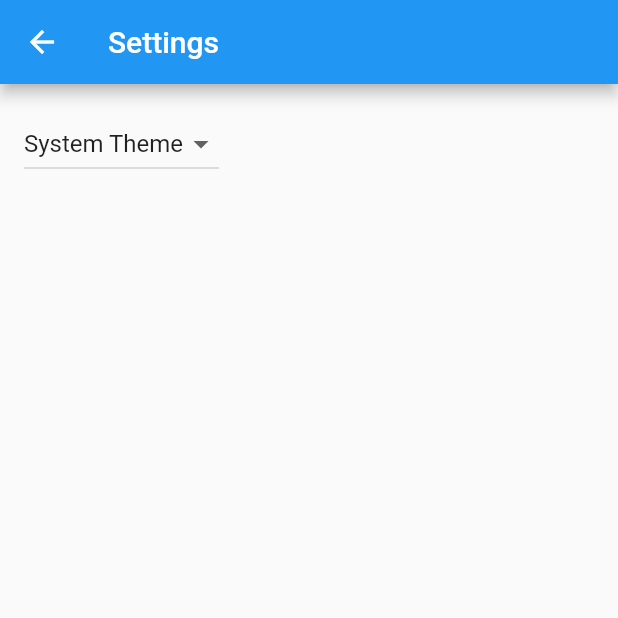
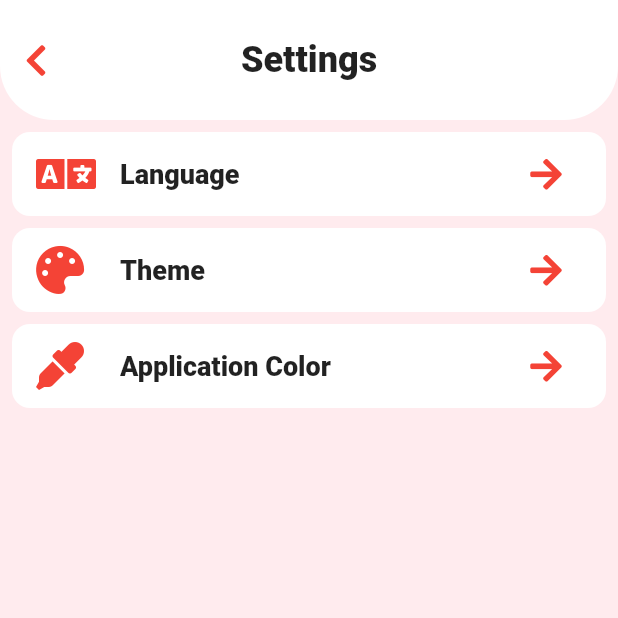
Before and after one commit to AlokMishra01/news_app, a Flutter app: the screen it shows after launch, after a tap on an icon or button, on a phone screen of 412 x 824 dp, the top half of it. Run offline on Flutter 3.47's test engine with Material 2 defaults, Android fonts, the phone set to English and light mode, and no system bars; our stand-ins replace font_awesome_flutter, google_fonts; generated files the repository leaves out were written again; network calls fail.

Commit message:
9/15/2021

```diff
--- a/lib/src/app.dart
+++ b/lib/src/app.dart
@@ -5,9 +5,9 @@ import 'package:flutter_localizations/flutter_localizations.dart';
 import 'package:google_fonts/google_fonts.dart';
 
 import 'settings/settings_controller.dart';
-import 'settings/settings_view.dart';
 import 'views/news_detail_view.dart';
 import 'views/news_list_view.dart';
+import 'views/settings_view.dart';
 
 /// The Widget that configures your application.
 class MyApp extends StatelessWidget {
@@ -51,8 +51,10 @@ class MyApp extends StatelessWidget {
             GlobalCupertinoLocalizations.delegate,
           ],
           supportedLocales: const [
-            Locale('en', ''), // English, no country code
+            Locale('en', ''),
+            Locale('ne', ''),
           ],
+          locale: settingsController.locale,
 
           // Use AppLocalizations to configure the correct application title
           // depending on the user's locale.
@@ -89,7 +91,6 @@ class MyApp extends StatelessWidget {
                   case NewsDetailView.newsDetailRoute:
                     return const NewsDetailView();
                   case NewsListView.newsListRoute:
-                    return const NewsListView();
                   default:
                     return const NewsListView();
                 }
--- a/lib/src/sample_feature/sample_item_list_view.dart
+++ b/lib/src/sample_feature/sample_item_list_view.dart
@@ -1,6 +1,6 @@
 import 'package:flutter/material.dart';
 
-import '../settings/settings_view.dart';
+import '../views/settings_view.dart';
 import 'sample_item.dart';
 import 'sample_item_details_view.dart';
 
--- a/lib/src/settings/settings_controller.dart
+++ b/lib/src/settings/settings_controller.dart
@@ -17,15 +17,18 @@ class SettingsController with ChangeNotifier {
   // Make ThemeMode a private variable so it is not updated directly without
   // also persisting the changes with the SettingsService.
   late ThemeMode _themeMode;
+  late Locale _locale;
 
   // Allow Widgets to read the user's preferred ThemeMode.
   ThemeMode get themeMode => _themeMode;
+  Locale get locale => _locale;
 
   /// Load the user's settings from the SettingsService. It may load from a
   /// local database or the internet. The controller only knows it can load the
   /// settings from the service.
   Future<void> loadSettings() async {
     _themeMode = await _settingsService.themeMode();
+    _locale = await _settingsService.appLocale();
 
     // Important! Inform listeners a change has occurred.
     notifyListeners();
@@ -48,4 +51,13 @@ class SettingsController with ChangeNotifier {
     // SettingService.
     await _settingsService.updateThemeMode(newThemeMode);
   }
+
+  updateLocale(Locale? locale) {
+    if (locale == null) {
+      return;
+    } else {
+      _locale = locale;
+      notifyListeners();
+    }
+  }
 }
--- a/lib/src/settings/settings_service.dart
+++ b/lib/src/settings/settings_service.dart
@@ -14,4 +14,6 @@ class SettingsService {
     // Use the shared_preferences package to persist settings locally or the
     // http package to persist settings over the network.
   }
+
+  Future<Locale> appLocale() async => const Locale('en', '');
 }
--- a/lib/src/settings/settings_view.dart
+++ /dev/null
@@ -1,51 +0,0 @@
-import 'package:flutter/material.dart';
-
-import 'settings_controller.dart';
-
-/// Displays the various settings that can be customized by the user.
-///
-/// When a user changes a setting, the SettingsController is updated and
-/// Widgets that listen to the SettingsController are rebuilt.
-class SettingsView extends StatelessWidget {
-  const SettingsView({Key? key, required this.controller}) : super(key: key);
-
-  static const settingPageRoute = '/settings';
-
-  final SettingsController controller;
-
-  @override
-  Widget build(BuildContext context) {
-    return Scaffold(
-      appBar: AppBar(
-        title: const Text('Settings'),
-      ),
-      body: Padding(
-        padding: const EdgeInsets.all(16),
-        // Glue the SettingsController to the theme selection DropdownButton.
-        //
-        // When a user selects a theme from the dropdown list, the
-        // SettingsController is updated, which rebuilds the MaterialApp.
-        child: DropdownButton<ThemeMode>(
-          // Read the selected themeMode from the controller
-          value: controller.themeMode,
-          // Call the updateThemeMode method any time the user selects a theme.
-          onChanged: controller.updateThemeMode,
-          items: const [
-            DropdownMenuItem(
-              value: ThemeMode.system,
-              child: Text('System Theme'),
-            ),
-            DropdownMenuItem(
-              value: ThemeMode.light,
-              child: Text('Light Theme'),
-            ),
-            DropdownMenuItem(
-              value: ThemeMode.dark,
-              child: Text('Dark Theme'),
-            )
-          ],
-        ),
-      ),
-    );
-  }
-}
--- a/lib/src/views/news_list_view.dart
+++ b/lib/src/views/news_list_view.dart
@@ -1,5 +1,6 @@
 import 'package:flutter/cupertino.dart';
 import 'package:flutter/material.dart';
+import 'package:flutter_gen/gen_l10n/app_localizations.dart';
 
 import '../widget/news_list_app_bar.dart';
 import 'news_list_body.dart';
@@ -22,43 +23,43 @@ class _NewsListViewState extends State<NewsListView> {
       body: DefaultTabController(
         length: 6,
         child: Column(
-          children: const [
+          children: [
             ClipRRect(
-              borderRadius: BorderRadius.vertical(
+              borderRadius: const BorderRadius.vertical(
                 bottom: Radius.circular(36.0),
               ),
               child: Material(
                 color: Colors.white,
-                borderRadius: BorderRadius.vertical(
+                borderRadius: const BorderRadius.vertical(
                   bottom: Radius.circular(36.0),
                 ),
                 child: Padding(
-                  padding: EdgeInsets.symmetric(horizontal: 16.0),
+                  padding: const EdgeInsets.symmetric(horizontal: 16.0),
                   child: TabBar(
-                    physics: BouncingScrollPhysics(),
+                    physics: const BouncingScrollPhysics(),
                     indicatorColor: Colors.red,
                     isScrollable: true,
                     labelColor: Colors.black87,
                     unselectedLabelColor: Colors.black38,
                     indicatorSize: TabBarIndicatorSize.label,
                     indicatorWeight: 6.0,
-                    labelStyle: TextStyle(
+                    labelStyle: const TextStyle(
                       fontSize: 20.0,
                       fontWeight: FontWeight.bold,
                     ),
                     tabs: [
-                      Tab(text: 'All'),
-                      Tab(text: 'Political'),
-                      Tab(text: 'Business'),
-                      Tab(text: 'Health'),
-                      Tab(text: 'Sports'),
-                      Tab(text: 'Others'),
+                      Tab(text: AppLocalizations.of(context)!.all),
+                      Tab(text: AppLocalizations.of(context)!.political),
+                      Tab(text: AppLocalizations.of(context)!.business),
+                      Tab(text: AppLocalizations.of(context)!.health),
+                      Tab(text: AppLocalizations.of(context)!.sports),
+                      Tab(text: AppLocalizations.of(context)!.others),
                     ],
                   ),
                 ),
               ),
             ),
-            Expanded(
+            const Expanded(
               child: TabBarView(
                 physics: BouncingScrollPhysics(),
                 children: [
--- /dev/null
+++ b/lib/src/views/settings_view.dart
@@ -0,0 +1,274 @@
+import 'package:flutter/material.dart';
+import 'package:flutter_gen/gen_l10n/app_localizations.dart';
+import 'package:font_awesome_flutter/font_awesome_flutter.dart';
+import 'package:news_app/src/widget/setting_view_app_bar.dart';
+
+import '../settings/settings_controller.dart';
+
+/// Displays the various settings that can be customized by the user.
+///
+/// When a user changes a setting, the SettingsController is updated and
+/// Widgets that listen to the SettingsController are rebuilt.
+class SettingsView extends StatelessWidget {
+  const SettingsView({Key? key, required this.controller}) : super(key: key);
+
+  static const settingPageRoute = '/settings';
+
+  final SettingsController controller;
+
+  @override
+  Widget build(BuildContext context) {
+    return Scaffold(
+      backgroundColor: Colors.red.shade50,
+      appBar: buildSettingViewAppBar(
+        context: context,
+      ),
+      body: ListView(
+        physics: const BouncingScrollPhysics(),
+        padding: const EdgeInsets.only(
+          top: 8.0,
+          right: 8.0,
+          left: 8.0,
+          bottom: 80.0,
+        ),
+        children: [
+          Material(
+            shape: RoundedRectangleBorder(
+              borderRadius: BorderRadius.circular(12.0),
+            ),
+            color: Colors.white,
+            child: ListTile(
+              leading: const FaIcon(
+                FontAwesomeIcons.language,
+                color: Colors.red,
+                size: 32.0,
+              ),
+              title: Text(
+                AppLocalizations.of(context)!.language,
+                style: const TextStyle(
+                  color: Colors.black87,
+                  fontSize: 18.0,
+                  fontWeight: FontWeight.w900,
+                ),
+              ),
+              trailing: IconButton(
+                onPressed: () {
+                  showModalBottomSheet(
+                    context: context,
+                    shape: const RoundedRectangleBorder(
+                      borderRadius: BorderRadius.vertical(
+                        top: Radius.circular(32.0),
+                      ),
+                    ),
+                    builder: (cxt) {
+                      return Container(
+                        padding: const EdgeInsets.all(16.0),
+                        child: Column(
+                          mainAxisSize: MainAxisSize.min,
+                          children: [
+                            CheckboxListTile(
+                              title: Text(
+                                AppLocalizations.of(context)!.english,
+                                style: const TextStyle(
+                                  color: Colors.black87,
+                                  fontSize: 18.0,
+                                  fontWeight: FontWeight.w900,
+                                ),
+                              ),
+                              activeColor: Colors.red,
+                              value:
+                                  const Locale('en', '') == controller.locale,
+                              onChanged: (value) {
+                                bool b = value ?? false;
+                                if (b) {
+                                  controller.updateLocale(
+                                    const Locale('en', ''),
+                                  );
+                                }
+                                Navigator.maybePop(context);
+                              },
+                            ),
+                            CheckboxListTile(
+                              title: Text(
+                                AppLocalizations.of(context)!.nepali,
+                                style: const TextStyle(
+                                  color: Colors.black87,
+                                  fontSize: 18.0,
+                                  fontWeight: FontWeight.w900,
+                                ),
+                              ),
+                              activeColor: Colors.red,
+                              value:
+                                  const Locale('ne', '') == controller.locale,
+                              onChanged: (value) {
+                                bool b = value ?? false;
+                                if (b) {
+                                  controller.updateLocale(
+                                    const Locale('ne', ''),
+                                  );
+                                }
+                                Navigator.maybePop(context);
+                              },
+                            ),
+                          ],
+                        ),
+                      );
+                    },
+                  );
+                },
+                icon: const FaIcon(
+                  FontAwesomeIcons.arrowRight,
+                  color: Colors.red,
+                ),
+              ),
+            ),
+          ),
+          const SizedBox(height: 8.0),
+          Material(
+            shape: RoundedRectangleBorder(
+              borderRadius: BorderRadius.circular(12.0),
+            ),
+            color: Colors.white,
+            child: ListTile(
+              leading: const FaIcon(
+                FontAwesomeIcons.palette,
+                color: Colors.red,
+                size: 32.0,
+              ),
+              title: Text(
+                AppLocalizations.of(context)!.theme,
+                style: const TextStyle(
+                  color: Colors.black87,
+                  fontSize: 18.0,
+                  fontWeight: FontWeight.w900,
+                ),
+              ),
+              trailing: IconButton(
+                onPressed: () {
+                  showModalBottomSheet(
+                    context: context,
+                    shape: const RoundedRectangleBorder(
+                      borderRadius: BorderRadius.vertical(
+                        top: Radius.circular(32.0),
+                      ),
+                    ),
+                    builder: (cxt) {
+                      return Container(
+                        padding: const EdgeInsets.all(16.0),
+                        child: Column(
+                          mainAxisSize: MainAxisSize.min,
+                          children: [
+                            CheckboxListTile(
+                              title: Text(
+                                AppLocalizations.of(context)!.system,
+                                style: const TextStyle(
+                                  color: Colors.black87,
+                                  fontSize: 18.0,
+                                  fontWeight: FontWeight.w900,
+                                ),
+                              ),
+                              activeColor: Colors.red,
+                              value: ThemeMode.system == controller.themeMode,
+                              onChanged: (value) {
+                                bool b = value ?? false;
+                                if (b) {
+                                  controller.updateThemeMode(ThemeMode.system);
+                                }
+                                Navigator.maybePop(context);
+                              },
+                            ),
+                            CheckboxListTile(
+                              title: Text(
+                                AppLocalizations.of(context)!.light,
+                                style: const TextStyle(
+                                  color: Colors.black87,
+                                  fontSize: 18.0,
+                                  fontWeight: FontWeight.w900,
+                                ),
+                              ),
+                              activeColor: Colors.red,
+                              value: ThemeMode.light == controller.themeMode,
+                              onChanged: (value) {
+                                bool b = value ?? false;
+                                if (b) {
+                                  controller.updateThemeMode(ThemeMode.light);
+                                }
+                                Navigator.maybePop(context);
+                              },
+                            ),
+                            CheckboxListTile(
+                              title: Text(
+                                AppLocalizations.of(context)!.dark,
+                                style: const TextStyle(
+                                  color: Colors.black87,
+                                  fontSize: 18.0,
+                                  fontWeight: FontWeight.w900,
+                                ),
+                              ),
+                              activeColor: Colors.red,
+                              value: ThemeMode.dark == controller.themeMode,
+                              onChanged: (value) {
+                                bool b = value ?? false;
+                                if (b) {
+                                  controller.updateThemeMode(ThemeMode.dark);
+                                }
+                                Navigator.maybePop(context);
+                              },
+                            ),
+                          ],
+                        ),
+                      );
+                    },
+                  );
+                },
+                icon: const FaIcon(
+                  FontAwesomeIcons.arrowRight,
+                  color: Colors.red,
+                ),
+              ),
+            ),
+          ),
+          const SizedBox(height: 8.0),
+          Material(
+            shape: RoundedRectangleBorder(
+              borderRadius: BorderRadius.circular(12.0),
+            ),
+            color: Colors.white,
+            child: ListTile(
+              leading: const FaIcon(
+                FontAwesomeIcons.eyeDropper,
+                color: Colors.red,
+                size: 32.0,
+              ),
+              title: Text(
+                AppLocalizations.of(context)!.appColor,
+                style: const TextStyle(
+                  color: Colors.black87,
+                  fontSize: 18.0,
+                  fontWeight: FontWeight.w900,
+                ),
+              ),
+              trailing: IconButton(
+                onPressed: () {},
+                icon: const FaIcon(
+                  FontAwesomeIcons.arrowRight,
+                  color: Colors.red,
+                ),
+              ),
+            ),
+          ),
+          // Padding(
+          //   padding: const EdgeInsets.all(8.0),
+          //   child: Text(
+          //     AppLocalizations.of(context)!.newsCount(0),
+          //     textAlign: TextAlign.center,
+          //     style: TextStyle(
+          //       fontSize: 24.0,
+          //     ),
+          //   ),
+          // ),
+        ],
+      ),
+    );
+  }
+}
--- a/lib/src/widget/news_list_app_bar.dart
+++ b/lib/src/widget/news_list_app_bar.dart
@@ -1,7 +1,7 @@
 import 'package:flutter/material.dart';
 import 'package:font_awesome_flutter/font_awesome_flutter.dart';
 
-import '../settings/settings_view.dart';
+import '../views/settings_view.dart';
 
 PreferredSizeWidget buildNewsListAppBar({required BuildContext context}) {
   return PreferredSize(
--- a/lib/src/widget/news_list_item.dart
+++ b/lib/src/widget/news_list_item.dart
@@ -1,4 +1,5 @@
 import 'package:flutter/material.dart';
+import 'package:flutter_gen/gen_l10n/app_localizations.dart';
 import 'package:font_awesome_flutter/font_awesome_flutter.dart';
 import 'package:news_app/src/views/news_detail_view.dart';
 
@@ -36,16 +37,16 @@ class NewsListItem extends StatelessWidget {
             mainAxisAlignment: MainAxisAlignment.spaceBetween,
             children: [
               Row(
-                children: const [
-                  FaIcon(
+                children: [
+                  const FaIcon(
                     FontAwesomeIcons.clock,
                     color: Colors.red,
                     size: 24.0,
                   ),
-                  SizedBox(width: 8.0),
+                  const SizedBox(width: 8.0),
                   Text(
-                    '24 Minutes Ago',
-                    style: TextStyle(
+                    AppLocalizations.of(context)!.minutesAgo(11),
+                    style: const TextStyle(
                       color: Colors.black45,
                       fontSize: 16.0,
                       fontWeight: FontWeight.w600,
@@ -60,9 +61,9 @@ class NewsListItem extends StatelessWidget {
                     NewsDetailView.newsDetailRoute,
                   );
                 },
-                child: const Text(
-                  'View',
-                  style: TextStyle(
+                child: Text(
+                  AppLocalizations.of(context)!.read,
+                  style: const TextStyle(
                     color: Colors.red,
                     fontSize: 16.0,
                     fontWeight: FontWeight.w600,
--- /dev/null
+++ b/lib/src/widget/setting_view_app_bar.dart
@@ -0,0 +1,69 @@
+import 'package:flutter/material.dart';
+import 'package:flutter_gen/gen_l10n/app_localizations.dart';
+import 'package:font_awesome_flutter/font_awesome_flutter.dart';
+
+PreferredSizeWidget buildSettingViewAppBar({required BuildContext context}) {
+  return PreferredSize(
+    child: Container(
+      height: 80.0 + MediaQuery.of(context).padding.top,
+      decoration: const BoxDecoration(
+        color: Colors.white,
+        borderRadius: BorderRadius.vertical(
+          bottom: Radius.circular(36.0),
+        ),
+      ),
+      child: SafeArea(
+        child: Row(
+          mainAxisAlignment: MainAxisAlignment.center,
+          crossAxisAlignment: CrossAxisAlignment.center,
+          children: [
+            Padding(
+              padding: const EdgeInsets.symmetric(
+                vertical: 4.0,
+              ),
+              child: IconButton(
+                icon: const FaIcon(
+                  FontAwesomeIcons.chevronLeft,
+                  color: Colors.red,
+                ),
+                onPressed: () {
+                  Navigator.maybePop(context);
+                },
+              ),
+            ),
+            Expanded(
+              child: Center(
+                child: Text(
+                  AppLocalizations.of(context)!.settings,
+                  maxLines: 1,
+                  overflow: TextOverflow.ellipsis,
+                  style: const TextStyle(
+                    color: Colors.black87,
+                    fontSize: 24.0,
+                    fontWeight: FontWeight.w900,
+                  ),
+                ),
+              ),
+            ),
+            Padding(
+              padding: const EdgeInsets.symmetric(
+                vertical: 4.0,
+              ),
+              child: IconButton(
+                icon: const FaIcon(
+                  FontAwesomeIcons.chevronLeft,
+                  color: Colors.transparent,
+                ),
+                onPressed: () {},
+              ),
+            ),
+          ],
+        ),
+      ),
+    ),
+    preferredSize: const Size(
+      double.infinity,
+      80.0,
+    ),
+  );
+}
--- a/pubspec.yaml
+++ b/pubspec.yaml
@@ -18,6 +18,8 @@ dependencies:
   font_awesome_flutter: ^9.1.0
   google_fonts: ^2.1.0
 
+  intl: ^0.17.0
+
 dev_dependencies:
   flutter_test:
     sdk: flutter
```
Also changed, not shown: lib/src/localization/app_en.arb (+84 -0 lines), lib/src/localization/app_ne.arb (added, +21 -0 lines), lib/src/widget/news_detail_app_bar.dart (+6 -5 lines), pubspec.lock.
